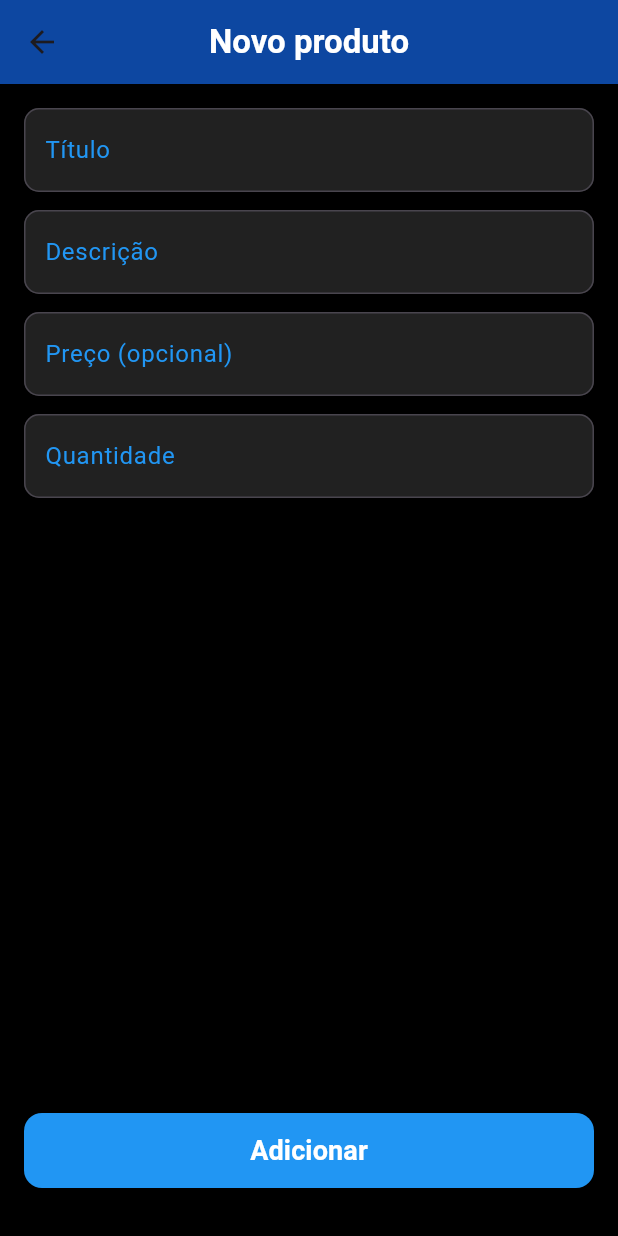
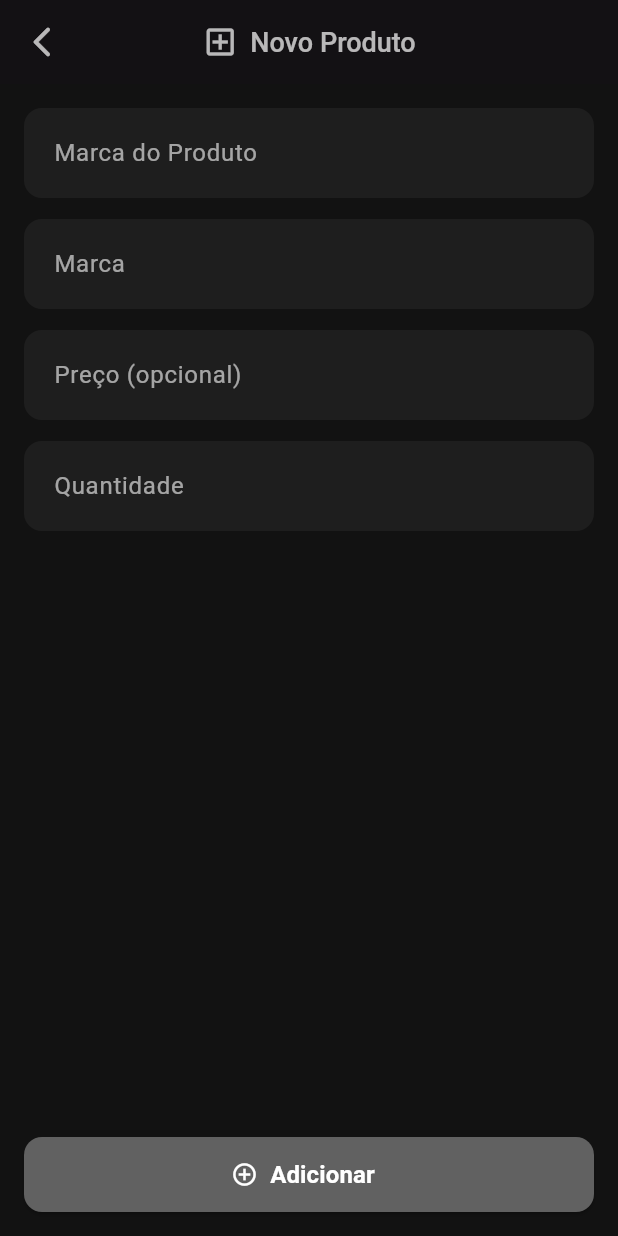
Before and after one commit to JeremiasONunes/app-todo_list, a Flutter app: the screen it shows after launch, after a tap on the "add" icon, on a phone screen of 412 x 824 dp. Run offline on Flutter 3.47's test engine with Material 3 defaults, Android fonts, the phone set to English and light mode, and no system bars; our stand-ins replace sembast.

Commit message:
version 2

```diff
--- a/lib/screen/task_form_screen.dart
+++ b/lib/screen/task_form_screen.dart
@@ -70,25 +70,56 @@ class _TaskFormScreenState extends State<TaskFormScreen> {
     }
   }
 
+  InputDecoration _buildInputDecoration(String label) {
+    return InputDecoration(
+      labelText: label,
+      labelStyle: const TextStyle(color: Colors.white60),
+      filled: true,
+      fillColor: const Color(0xFF1E1E1E),
+      border: OutlineInputBorder(
+        borderRadius: BorderRadius.circular(12),
+        borderSide: BorderSide.none,
+      ),
+      contentPadding: const EdgeInsets.symmetric(vertical: 18, horizontal: 16),
+    );
+  }
+
   @override
   Widget build(BuildContext context) {
     final isEditing = widget.task != null;
 
     return Scaffold(
+      backgroundColor: const Color(0xFF121212),
       appBar: AppBar(
-        title: Text(
-          isEditing ? 'Editar produto' : 'Novo produto',
-          style: const TextStyle(
-            color: Colors.white,
-            fontSize: 22,
-            fontWeight: FontWeight.bold,
+        backgroundColor: const Color.fromARGB(255, 14, 13, 13),
+        elevation: 1,
+        centerTitle: true,
+        leading: IconButton(
+          icon: const Icon(
+            Icons.arrow_back_ios_new_rounded,
+            color: Colors.white70,
           ),
+          onPressed: () => Navigator.of(context).pop(),
         ),
-        centerTitle: true,
-        backgroundColor: Colors.blue[900],
-        elevation: 0,
+        title: Row(
+          mainAxisSize: MainAxisSize.min,
+          children: [
+            Icon(
+              isEditing ? Icons.edit_note_outlined : Icons.add_box_outlined,
+              color: Colors.white70,
+            ),
+            const SizedBox(width: 8),
+            Text(
+              isEditing ? 'Editar Produto' : 'Novo Produto',
+              style: const TextStyle(
+                color: Colors.white70,
+                fontSize: 18,
+                fontWeight: FontWeight.w500,
+              ),
+            ),
+          ],
+        ),
       ),
-      backgroundColor: Colors.black,
       body: Padding(
         padding: const EdgeInsets.all(16.0),
         child: Column(
@@ -96,94 +127,46 @@ class _TaskFormScreenState extends State<TaskFormScreen> {
             Expanded(
               child: Form(
                 key: _formKey,
-                child: Column(
+                child: ListView(
                   children: [
                     TextFormField(
                       controller: _titleController,
                       style: const TextStyle(color: Colors.white),
-                      decoration: InputDecoration(
-                        labelText: 'Título',
-                        labelStyle: const TextStyle(color: Colors.blue),
-                        filled: true,
-                        fillColor: Colors.grey[900],
-                        border: OutlineInputBorder(
-                          borderRadius: BorderRadius.circular(10),
-                        ),
-                        contentPadding: const EdgeInsets.symmetric(
-                          vertical: 16.0,
-                          horizontal: 10,
-                        ),
-                      ),
+                      decoration: _buildInputDecoration('Marca do Produto'),
                       validator: (value) {
                         if (value == null || value.trim().isEmpty) {
-                          return 'Informe um título';
+                          return 'Informe o produto';
                         }
                         return null;
                       },
                     ),
-                    const SizedBox(height: 12),
+                    const SizedBox(height: 14),
                     TextFormField(
                       controller: _descriptionController,
                       style: const TextStyle(color: Colors.white),
-                      decoration: InputDecoration(
-                        labelText: 'Descrição',
-                        labelStyle: const TextStyle(color: Colors.blue),
-                        filled: true,
-                        fillColor: Colors.grey[900],
-                        border: OutlineInputBorder(
-                          borderRadius: BorderRadius.circular(10),
-                        ),
-                        contentPadding: const EdgeInsets.symmetric(
-                          vertical: 16.0,
-                          horizontal: 10,
-                        ),
-                      ),
+                      decoration: _buildInputDecoration('Marca'),
                       validator: (value) {
                         if (value == null || value.trim().isEmpty) {
-                          return 'Informe uma descrição';
+                          return 'Informe a marca do produto';
                         }
                         return null;
                       },
                     ),
-                    const SizedBox(height: 12),
+                    const SizedBox(height: 14),
                     TextFormField(
                       controller: _valueController,
                       keyboardType: const TextInputType.numberWithOptions(
                         decimal: true,
                       ),
                       style: const TextStyle(color: Colors.white),
-                      decoration: InputDecoration(
-                        labelText: 'Preço (opcional)',
-                        labelStyle: const TextStyle(color: Colors.blue),
-                        filled: true,
-                        fillColor: Colors.grey[900],
-                        border: OutlineInputBorder(
-                          borderRadius: BorderRadius.circular(10),
-                        ),
-                        contentPadding: const EdgeInsets.symmetric(
-                          vertical: 16.0,
-                          horizontal: 10,
-                        ),
-                      ),
+                      decoration: _buildInputDecoration('Preço (opcional)'),
                     ),
-                    const SizedBox(height: 12),
+                    const SizedBox(height: 14),
                     TextFormField(
                       controller: _quantityController,
                       keyboardType: TextInputType.number,
                       style: const TextStyle(color: Colors.white),
-                      decoration: InputDecoration(
-                        labelText: 'Quantidade',
-                        labelStyle: const TextStyle(color: Colors.blue),
-                        filled: true,
-                        fillColor: Colors.grey[900],
-                        border: OutlineInputBorder(
-                          borderRadius: BorderRadius.circular(10),
-                        ),
-                        contentPadding: const EdgeInsets.symmetric(
-                          vertical: 16.0,
-                          horizontal: 10,
-                        ),
-                      ),
+                      decoration: _buildInputDecoration('Quantidade'),
                       validator: (value) {
                         if (value == null || value.trim().isEmpty) {
                           return 'Informe uma quantidade';
@@ -198,23 +181,28 @@ class _TaskFormScreenState extends State<TaskFormScreen> {
                 ),
               ),
             ),
-            Padding(
-              padding: const EdgeInsets.symmetric(vertical: 16.0),
-              child: ElevatedButton(
+            SizedBox(
+              width: double.infinity,
+              height: 50,
+              child: ElevatedButton.icon(
                 onPressed: _saveTask,
                 style: ElevatedButton.styleFrom(
-                  backgroundColor: Colors.blue,
-                  minimumSize: const Size(double.infinity, 50),
+                  backgroundColor: Colors.grey[700],
+                  foregroundColor: Colors.white,
                   shape: RoundedRectangleBorder(
                     borderRadius: BorderRadius.circular(12),
                   ),
                 ),
-                child: Text(
+                icon: Icon(
+                  isEditing
+                      ? Icons.check_circle_outline
+                      : Icons.add_circle_outline,
+                ),
+                label: Text(
                   isEditing ? 'Atualizar' : 'Adicionar',
                   style: const TextStyle(
-                    fontSize: 18,
-                    fontWeight: FontWeight.bold,
-                    color: Colors.white,
+                    fontSize: 16,
+                    fontWeight: FontWeight.w600,
                   ),
                 ),
               ),
--- a/lib/screen/task_list_screen.dart
+++ b/lib/screen/task_list_screen.dart
@@ -64,33 +64,71 @@ class _TaskListScreenState extends State<TaskListScreen> {
     });
   }
 
+  Widget _buildSwipeBackground({required bool isStart}) {
+    return Container(
+      alignment: isStart ? Alignment.centerLeft : Alignment.centerRight,
+      padding: const EdgeInsets.symmetric(horizontal: 20),
+      decoration: BoxDecoration(
+        color: Colors.transparent,
+        borderRadius: BorderRadius.circular(10),
+      ),
+      child: Icon(
+        isStart ? Icons.edit_outlined : Icons.delete_outline,
+        color: Colors.white70,
+        size: 26,
+      ),
+    );
+  }
+
   @override
   Widget build(BuildContext context) {
     return Scaffold(
+      backgroundColor: const Color(0xFF121212),
       appBar: AppBar(
-        title: const Text(
-          'Minhas Lista de Compras',
-          style: TextStyle(color: Colors.white),
+        backgroundColor: const Color.fromARGB(255, 14, 13, 13),
+        elevation: 1,
+        centerTitle: true,
+        title: Row(
+          mainAxisSize: MainAxisSize.min,
+          children: const [
+            Icon(Icons.shopping_cart_outlined, color: Colors.white70),
+            SizedBox(width: 8),
+            Text(
+              'Minha Lista de Compras',
+              style: TextStyle(
+                color: Colors.white70,
+                fontSize: 18,
+                fontWeight: FontWeight.w500,
               ),
-        backgroundColor: Colors.blue[900],
-        centerTitle: true,
             ),
-      backgroundColor: Colors.black,
+          ],
+        ),
+      ),
       body: Column(
         children: [
           Container(
-            width: double.infinity,
-            color: Colors.blue[900],
-            padding: const EdgeInsets.symmetric(vertical: 12, horizontal: 16),
-            child: Center(
-              child: Text(
-                'Total: R\$ ${_totalValue.toStringAsFixed(2)}',
+            margin: const EdgeInsets.all(16),
+            padding: const EdgeInsets.symmetric(vertical: 16, horizontal: 20),
+            decoration: BoxDecoration(
+              color: const Color(0xFF1A1A1A),
+              borderRadius: BorderRadius.circular(16),
+            ),
+            child: Row(
+              mainAxisAlignment: MainAxisAlignment.spaceBetween,
+              children: [
+                const Text(
+                  'Total estimado:',
+                  style: TextStyle(color: Colors.grey, fontSize: 18),
+                ),
+                Text(
+                  'R\$ ${_totalValue.toStringAsFixed(2)}',
                   style: const TextStyle(
                     color: Colors.white,
                     fontSize: 18,
                     fontWeight: FontWeight.bold,
                   ),
                 ),
+              ],
             ),
           ),
           Expanded(
@@ -99,38 +137,96 @@ class _TaskListScreenState extends State<TaskListScreen> {
                     ? const Center(
                       child: Text(
                         'Não existem tarefas no momento',
-                        style: TextStyle(color: Colors.white, fontSize: 16),
+                        style: TextStyle(color: Colors.white54, fontSize: 16),
                       ),
                     )
                     : ListView.builder(
-                      padding: const EdgeInsets.all(16),
+                      padding: const EdgeInsets.symmetric(
+                        horizontal: 16,
+                        vertical: 8,
+                      ),
                       itemCount: _tasks.length,
                       itemBuilder: (context, index) {
                         final task = _tasks[index];
-                        return Card(
-                          color: Colors.grey[900],
+                        return Dismissible(
+                          key: Key(task.id.toString()),
+                          background: _buildSwipeBackground(isStart: true),
+                          secondaryBackground: _buildSwipeBackground(
+                            isStart: false,
+                          ),
+                          confirmDismiss: (direction) async {
+                            if (direction == DismissDirection.startToEnd) {
+                              await _navigateToForm(task: task);
+                              return false;
+                            } else if (direction ==
+                                DismissDirection.endToStart) {
+                              final confirm = await showDialog<bool>(
+                                context: context,
+                                builder:
+                                    (ctx) => AlertDialog(
+                                      backgroundColor: const Color(0xFF1E1E1E),
+                                      title: const Text(
+                                        'Confirmar exclusão',
+                                        style: TextStyle(color: Colors.white),
+                                      ),
+                                      content: const Text(
+                                        'Deseja realmente excluir este item?',
+                                        style: TextStyle(color: Colors.white70),
+                                      ),
+                                      actions: [
+                                        TextButton(
+                                          onPressed:
+                                              () =>
+                                                  Navigator.of(ctx).pop(false),
+                                          child: const Text('Cancelar'),
+                                        ),
+                                        TextButton(
+                                          onPressed:
+                                              () => Navigator.of(ctx).pop(true),
+                                          child: const Text('Excluir'),
+                                        ),
+                                      ],
+                                    ),
+                              );
+                              return confirm ?? false;
+                            }
+                            return false;
+                          },
+                          onDismissed: (direction) {
+                            if (direction == DismissDirection.endToStart) {
+                              _deleteTask(task.id!);
+                            }
+                          },
+                          child: Card(
+                            color: const Color(0xFF1A1A1A),
                             shape: RoundedRectangleBorder(
-                            borderRadius: BorderRadius.circular(10),
+                              borderRadius: BorderRadius.circular(12),
                             ),
                             margin: const EdgeInsets.symmetric(vertical: 8),
+                            elevation: 2,
                             child: ListTile(
+                              contentPadding: const EdgeInsets.symmetric(
+                                horizontal: 16,
+                                vertical: 12,
+                              ),
                               leading: GestureDetector(
                                 onTap: () => _toggleCompleted(task),
-                              child: Container(
-                                width: 24,
-                                height: 24,
+                                child: AnimatedContainer(
+                                  duration: const Duration(milliseconds: 300),
+                                  width: 28,
+                                  height: 28,
                                   decoration: BoxDecoration(
                                     shape: BoxShape.circle,
                                     border: Border.all(
                                       color:
                                           task.completed
-                                            ? Colors.blue
-                                            : Colors.white,
+                                              ? Colors.greenAccent
+                                              : Colors.white54,
                                       width: 2,
                                     ),
                                     color:
                                         task.completed
-                                          ? Colors.blue
+                                            ? Colors.greenAccent
                                             : Colors.transparent,
                                   ),
                                   child:
@@ -147,18 +243,22 @@ class _TaskListScreenState extends State<TaskListScreen> {
                                 task.title,
                                 style: TextStyle(
                                   color:
-                                    task.completed ? Colors.blue : Colors.white,
+                                      task.completed
+                                          ? Colors.greenAccent
+                                          : Colors.white,
                                   fontWeight:
                                       task.completed
-                                        ? FontWeight.bold
+                                          ? FontWeight.w600
                                           : FontWeight.normal,
-                                fontSize: task.completed ? 16 : 20,
+                                  fontSize: 18,
                                 ),
                               ),
                               subtitle: Text(
-                              '${task.description}\nPreço: R\$ ${task.value.toStringAsFixed(2)}  •  Quantidade: ${task.quantity}',
+                                '${task.description}\nR\$ ${task.value.toStringAsFixed(2)}  •  Quantidade: ${task.quantity}',
                                 style: TextStyle(
-                                color: Colors.white,
+                                  color: Colors.white70,
+                                  fontSize: 14,
+                                  height: 1.4,
                                   decoration:
                                       task.completed
                                           ? TextDecoration.lineThrough
@@ -166,14 +266,11 @@ class _TaskListScreenState extends State<TaskListScreen> {
                                 ),
                               ),
                               isThreeLine: true,
-                            trailing: IconButton(
-                              icon: const Icon(
-                                Icons.delete,
-                                color: Colors.white,
+                              trailing: const Icon(
+                                Icons.drag_handle,
+                                color: Colors.white24,
                               ),
-                              onPressed: () => _deleteTask(task.id!),
                             ),
-                            onTap: () => _navigateToForm(task: task),
                           ),
                         );
                       },
@@ -182,7 +279,7 @@ class _TaskListScreenState extends State<TaskListScreen> {
         ],
       ),
       floatingActionButton: FloatingActionButton(
-        backgroundColor: Colors.blue,
+        backgroundColor: Colors.grey[600],
         child: const Icon(Icons.add, color: Colors.white),
         onPressed: () => _navigateToForm(),
       ),
```
Lines whose indentation alone changed are shown as unchanged.
